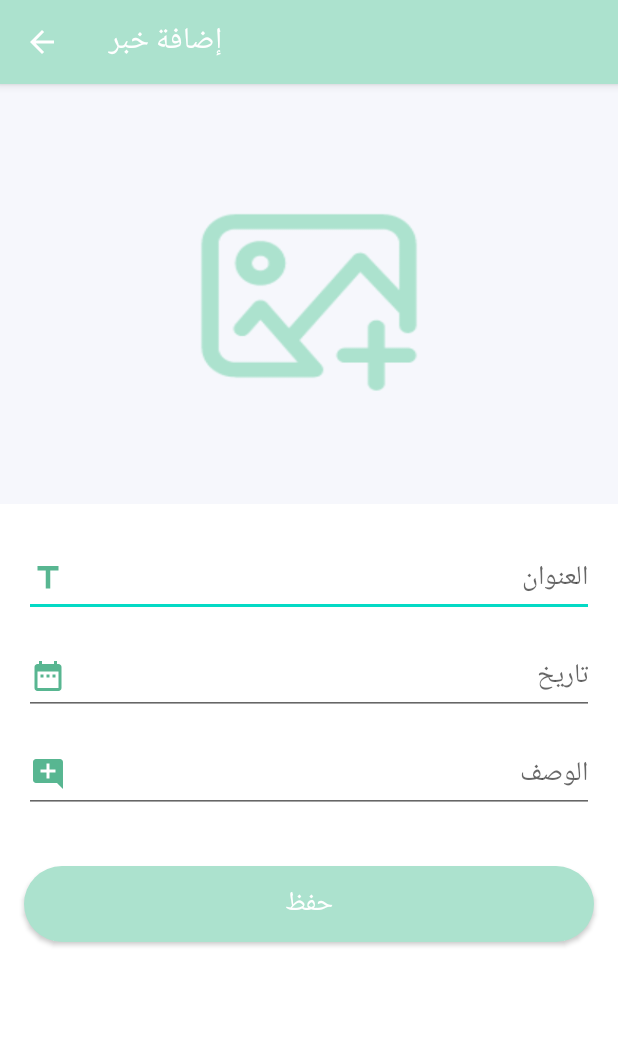
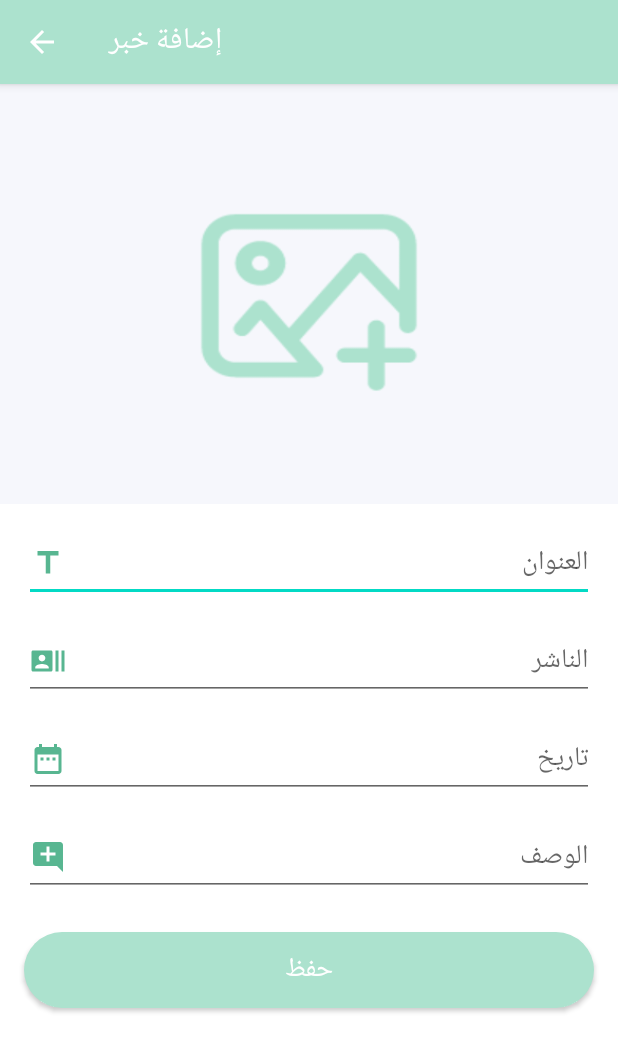
Before and after one commit to rawan-juma/MCCproject, an Android app: the AddNews screen opened directly, with no data from a screen before it, on a phone screen of 412 x 824 dp. Shown: the top 1052 px of the screen. Run offline under Robolectric (Android 15) with nearby library versions, the phone set to English and light mode, and no system bars; our stand-ins replace Firebase (no records; nobody signed in at launch, a user with empty details on screens opened directly); Roboto replaces fonts that are not available here.

```diff
--- a/app/build.gradle
+++ b/app/build.gradle
@@ -54,5 +54,8 @@ dependencies {
     implementation 'com.github.yukuku:ambilwarna:2.0.1'
     implementation  'com.github.blackfizz:eazegraph:1.2.2@aar'
     implementation  'com.nineoldandroids:library:2.4.0'
+    implementation 'com.google.firebase:firebase-firestore-ktx:21.4.3'
+    implementation 'com.google.firebase:firebase-storage-ktx:19.1.1'
+
 
 }
--- a/app/src/main/java/com/example/mccproject/fragments/LatestNewsFragment.kt
+++ b/app/src/main/java/com/example/mccproject/fragments/LatestNewsFragment.kt
@@ -7,16 +7,15 @@ import android.view.LayoutInflater
 import android.view.View
 import android.view.ViewGroup
 import androidx.fragment.app.Fragment
-import com.example.cloudfinal.adapter.newsAdapter
 import com.example.mccproject.Activities.Detailes
-import com.example.mccproject.Activities.SignIn
 import com.example.mccproject.R
+import com.example.mccproject.adapter.addnewsAdapter
 
 
 /**
  * A simple [Fragment] subclass.
  */
-class LatestNewsFragment : Fragment(),newsAdapter.onClick{
+class LatestNewsFragment : Fragment(), addnewsAdapter.onClick{
 
     override fun onCreateView(
         inflater: LayoutInflater, container: ViewGroup?,
--- /dev/null
+++ b/app/src/main/res/drawable/author.xml
@@ -0,0 +1,10 @@
+<vector xmlns:android="http://schemas.android.com/apk/res/android"
+    android:width="24dp"
+    android:height="24dp"
+    android:viewportWidth="24"
+    android:viewportHeight="24"
+>
+  <path
+      android:fillColor="@color/colorPrimary"
+      android:pathData="M21,5v14h2L23,5h-2zM17,19h2L19,5h-2v14zM14,5L2,5c-0.55,0 -1,0.45 -1,1v12c0,0.55 0.45,1 1,1h12c0.55,0 1,-0.45 1,-1L15,6c0,-0.55 -0.45,-1 -1,-1zM8,7.75c1.24,0 2.25,1.01 2.25,2.25S9.24,12.25 8,12.25 5.75,11.24 5.75,10 6.76,7.75 8,7.75zM12.5,17h-9v-0.75c0,-1.5 3,-2.25 4.5,-2.25s4.5,0.75 4.5,2.25L12.5,17z"/>
+</vector>
--- a/app/src/main/res/layout/activity_add_news.xml
+++ b/app/src/main/res/layout/activity_add_news.xml
@@ -11,17 +11,18 @@
         android:layout_width="0dp"
         android:layout_height="280dp"
         android:scaleType="fitXY"
+        android:src="@drawable/add_img"
         app:layout_constraintEnd_toEndOf="parent"
+        app:layout_constraintHorizontal_bias="1.0"
         app:layout_constraintStart_toStartOf="parent"
-        app:layout_constraintTop_toTopOf="parent"
-        android:src="@drawable/add_img" />
+        app:layout_constraintTop_toTopOf="parent" />
 
     <EditText
-        android:id="@+id/editText"
+        android:id="@+id/editTextTitle"
         android:layout_width="0dp"
         android:layout_height="wrap_content"
         android:layout_marginStart="16dp"
-        android:layout_marginTop="24dp"
+        android:layout_marginTop="14dp"
         android:layout_marginEnd="16dp"
         android:drawableStart="@drawable/title_icon"
         android:fontFamily="@font/roboto"
@@ -35,52 +36,69 @@
         app:layout_constraintTop_toBottomOf="@+id/imageView" />
 
     <EditText
+        android:id="@+id/editTextAuthor"
+        android:layout_width="0dp"
+        android:layout_height="wrap_content"
+        android:layout_marginTop="14dp"
+        android:drawableStart="@drawable/author"
+        android:drawablePadding="8sp"
+        android:ems="10"
+        android:fontFamily="@font/roboto"
+        android:hint="الناشر"
+        android:inputType="text"
+        android:textSize="18sp"
+        app:layout_constraintEnd_toEndOf="@+id/editTextTitle"
+        app:layout_constraintStart_toStartOf="@+id/editTextTitle"
+        app:layout_constraintTop_toBottomOf="@+id/editTextTitle" />
+
+    <EditText
         android:id="@+id/editTextDate"
         android:layout_width="0dp"
         android:layout_height="wrap_content"
         android:layout_marginTop="14dp"
         android:drawableStart="@drawable/date"
+        android:drawablePadding="8sp"
         android:ems="10"
+        android:fontFamily="@font/roboto"
         android:hint="تاريخ"
-        android:fontFamily="@font/roboto"
         android:inputType="date"
-        android:drawablePadding="8sp"
         android:textSize="18sp"
-        app:layout_constraintEnd_toEndOf="@+id/editText"
-        app:layout_constraintStart_toStartOf="@+id/editText"
-        app:layout_constraintTop_toBottomOf="@+id/editText"
-        />
+        app:layout_constraintEnd_toEndOf="@+id/editTextTitle"
+        app:layout_constraintHorizontal_bias="0.0"
+        app:layout_constraintStart_toStartOf="@+id/editTextTitle"
+        app:layout_constraintTop_toBottomOf="@+id/editTextAuthor" />
+
     <EditText
-        android:id="@+id/editTextTextPersonName"
+        android:id="@+id/editTextTextDescription"
         android:layout_width="0dp"
         android:layout_height="wrap_content"
         android:layout_marginTop="14dp"
+        android:drawableStart="@drawable/details"
+        android:drawablePadding="8sp"
         android:ems="10"
+        android:fontFamily="@font/roboto"
+        android:hint="الوصف"
         android:inputType="textMultiLine"
-        android:hint="الوصف"
-        android:fontFamily="@font/roboto"
-        android:drawablePadding="8sp"
         android:textSize="18sp"
-        android:drawableStart="@drawable/details"
         app:layout_constraintEnd_toEndOf="@+id/editTextDate"
-        app:layout_constraintHorizontal_bias="0.497"
+        app:layout_constraintHorizontal_bias="0.0"
         app:layout_constraintStart_toStartOf="@+id/editTextDate"
         app:layout_constraintTop_toBottomOf="@+id/editTextDate" />
 
     <Button
-        android:id="@+id/button2"
+        android:id="@+id/addnews"
         android:layout_width="0dp"
         android:layout_height="wrap_content"
-        android:layout_marginTop="35dp"
+        android:layout_marginTop="24dp"
+        android:background="@drawable/btn_shape"
         android:fontFamily="@font/roboto"
         android:text="حفظ"
         android:textAllCaps="false"
         android:textSize="18sp"
-        android:background="@drawable/btn_shape"
-        app:layout_constraintEnd_toEndOf="@+id/editTextTextPersonName"
-        app:layout_constraintStart_toStartOf="@+id/editTextTextPersonName"
-        app:layout_constraintTop_toBottomOf="@+id/editTextTextPersonName" />
-
+        app:layout_constraintEnd_toEndOf="@+id/editTextTextDescription"
+        app:layout_constraintHorizontal_bias="0.0"
+        app:layout_constraintStart_toStartOf="@+id/editTextTextDescription"
+        app:layout_constraintTop_toBottomOf="@+id/editTextTextDescription" />
 
 
 </androidx.constraintlayout.widget.ConstraintLayout>
--- a/app/src/main/res/layout/fragment_latest_news.xml
+++ b/app/src/main/res/layout/fragment_latest_news.xml
@@ -6,7 +6,7 @@
     xmlns:app="http://schemas.android.com/apk/res-auto"
     tools:context=".fragments.LatestNewsFragment">
     <androidx.recyclerview.widget.RecyclerView
-        android:id="@+id/recycle_category_user"
+        android:id="@+id/recycleView"
         android:layout_width="match_parent"
         android:layout_height="match_parent"
         android:scrollbars="vertical"
```
Also changed, not shown: app/src/main/java/com/example/mccproject/Activities/AddNews.kt (+128 -1 lines), app/src/main/java/com/example/mccproject/adapter/addnewsAdapter.kt (renamed from app/src/main/java/com/example/mccproject/adapter/newsAdapter.kt, +5 -7 lines), app/src/main/java/com/example/mccproject/fragments/UrgentFragment.kt (+44 -3 lines), app/src/main/java/com/example/mccproject/model/addnewsModel.kt (added, +8 -0 lines), app/src/main/java/com/example/mccproject/model/newsModel.kt (deleted, +0 -7 lines), app/src/main/res/layout/fragment_urgent.xml (+24 -4 lines).
